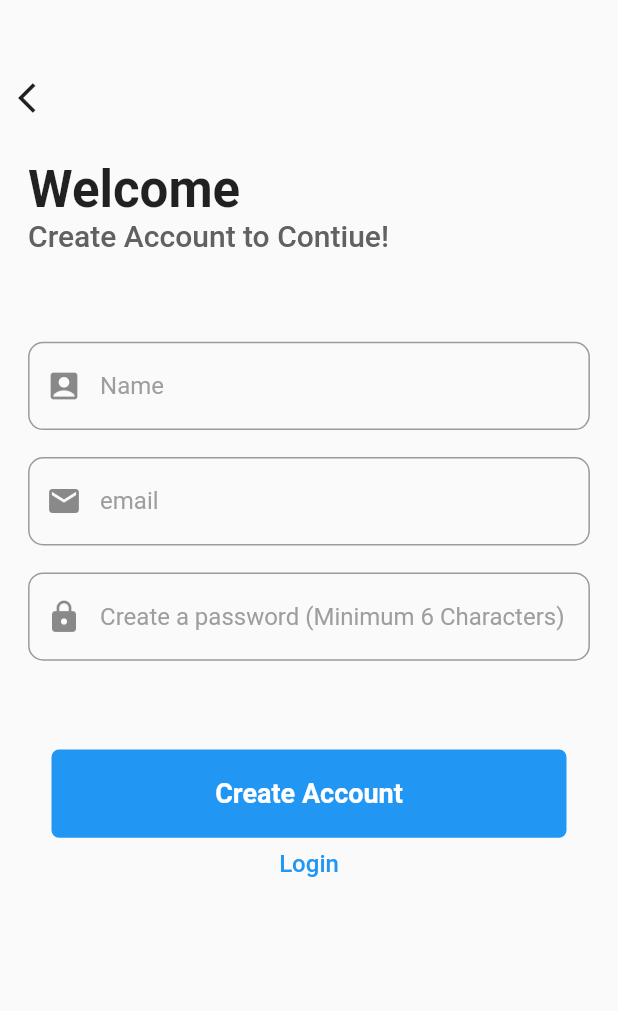
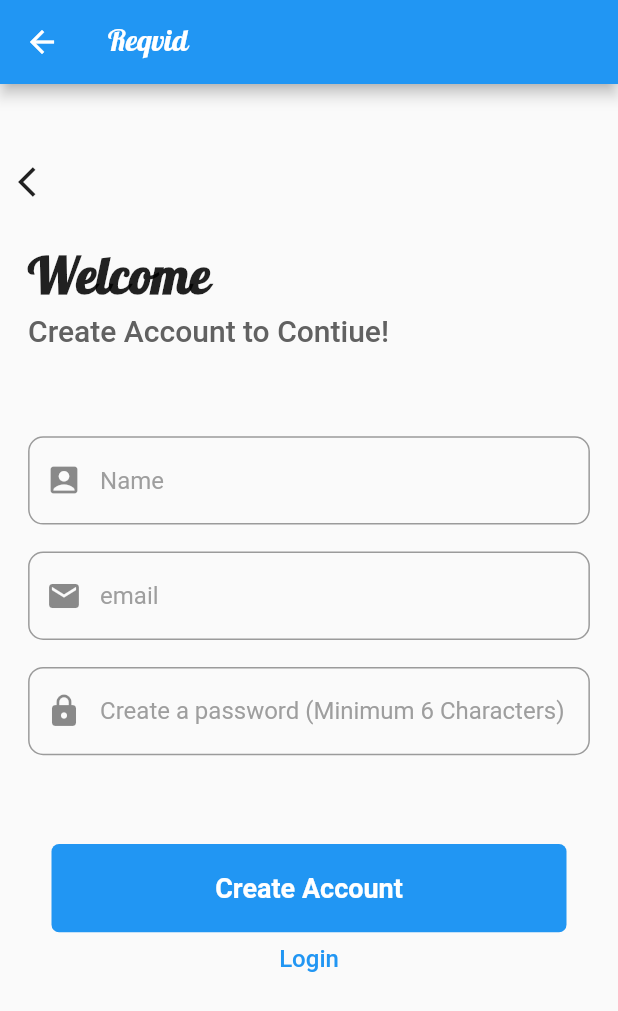
Before and after one commit to Sonas25/covi-req-repo, a Flutter app: the screen it shows after launch, after a tap on "Create Account", on a phone screen of 412 x 824 dp. Shown: the top 1011 px of the screen. Run offline on Flutter 3.47's test engine with Material 2 defaults, Android fonts, the phone set to English and light mode, and no system bars; our stand-ins replace cloud_firestore, firebase_auth, firebase_core; accounts and stored records are empty.

Commit message:
color and typeface change

```diff
--- a/lib/Screens/CreateAccount.dart
+++ b/lib/Screens/CreateAccount.dart
@@ -18,6 +18,14 @@ class _CreateAccountState extends State<CreateAccount> {
     final size = MediaQuery.of(context).size;
 
     return Scaffold(
+      appBar: AppBar(
+        title: Text(
+          "Reqvid",
+          style: TextStyle(
+            fontFamily: 'Pattaya',
+          ),
+        ),
+      ),
       body: isLoading
           ? Center(
               child: Container(
@@ -48,6 +56,7 @@ class _CreateAccountState extends State<CreateAccount> {
                       style: TextStyle(
                         fontSize: 34,
                         fontWeight: FontWeight.bold,
+                        fontFamily: 'Pattaya',
                       ),
                     ),
                   ),
@@ -127,7 +136,7 @@ class _CreateAccountState extends State<CreateAccount> {
               });
               Navigator.push(
                   context, MaterialPageRoute(builder: (_) => HomeScreen()));
-              print("Account Created Sucessfull");
+              print("Account Created Successfully");
             } else {
               print("Login Failed");
               setState(() {
--- a/lib/Screens/LoginScreen.dart
+++ b/lib/Screens/LoginScreen.dart
@@ -19,6 +19,17 @@ class _LoginScreenState extends State<LoginScreen> {
     final size = MediaQuery.of(context).size;
 
     return Scaffold(
+      backgroundColor: Colors.white60,
+      appBar: AppBar(
+        backgroundColor: Colors.grey[850],
+        centerTitle: true,
+        title: Text(
+          "Reqvid",
+          style: TextStyle(
+            fontFamily: 'Pattaya',
+          ),
+        ),
+      ),
       body: isLoading
           ? Center(
         child: Container(
@@ -49,6 +60,9 @@ class _LoginScreenState extends State<LoginScreen> {
                 style: TextStyle(
                   fontSize: 34,
                   fontWeight: FontWeight.bold,
+                  color: Colors.grey[700],
+                  letterSpacing: 2,
+                  fontFamily: 'Pattaya',
                 ),
               ),
             ),
@@ -73,24 +87,53 @@ class _LoginScreenState extends State<LoginScreen> {
                 children: [
                   TextField(
                     controller: _email,
+                    cursorColor: Colors.green[700],
                     decoration: InputDecoration(
                       hintText: "email",
-                      prefixIcon: Icon(Icons.email),
+                      border: UnderlineInputBorder(
+                        borderSide: BorderSide(
+                          color: Colors.green[700],
+                        ),
+                      ),
+                      focusedBorder: UnderlineInputBorder(
+                        borderSide: BorderSide(
+                          color: Colors.green[700],
+                        ),
+                      ),
+                      prefixIcon: Icon(
+                          Icons.email,
+                        color: Colors.grey[700],
+                      ),
                     ),
                   ),
                   SizedBox(
                     height: size.height / 15,
                   ),
                   TextField(
+                    cursorColor: Colors.green[700],
                     controller: _password,
                     obscureText: isHiddenPassword,
                     decoration: InputDecoration(
+                      border: UnderlineInputBorder(
+                        borderSide: BorderSide(
+                          color: Colors.green[700],
+                        ),
+                      ),
+                      focusedBorder: UnderlineInputBorder(
+                        borderSide: BorderSide(
+                          color: Colors.green[700],
+                        ),
+                      ),
                       hintText: "password",
-                      prefixIcon: Icon(Icons.lock),
+                      prefixIcon: Icon(
+                          Icons.lock,
+                        color: Colors.grey[700],
+                      ),
                       suffixIcon: InkWell(
                         onTap: _togglePasswordView,
                         child: Icon(
                           Icons.visibility,
+                          color: Colors.grey[700],
                         ),
                       ),
                     ),
@@ -111,7 +154,7 @@ class _LoginScreenState extends State<LoginScreen> {
               child: Text(
                 "Create Account",
                 style: TextStyle(
-                  color: Colors.blue,
+                  color: Colors.green[700],
                   fontSize: 16,
                   fontWeight: FontWeight.w500,
                 ),
@@ -133,7 +176,7 @@ class _LoginScreenState extends State<LoginScreen> {
 
           logIn(_email.text, _password.text).then((user) {
             if (user != null) {
-              print("Login Sucessfull");
+              print("Login Successful");
               setState(() {
                 isLoading = false;
               });
@@ -155,7 +198,7 @@ class _LoginScreenState extends State<LoginScreen> {
           width: size.width / 1.2,
           decoration: BoxDecoration(
             borderRadius: BorderRadius.circular(5),
-            color: Colors.blue,
+            color: Colors.green[700],
           ),
           alignment: Alignment.center,
           child: Text(
```
Also changed, not shown: lib/Screens/AmbulanceScreen.dart (+6 -1 lines), lib/Screens/HomeScreen.dart (+8 -1 lines), lib/Screens/MedicineScreen.dart (+6 -1 lines), lib/Screens/OxygenScreen.dart (+6 -1 lines), lib/Screens/PlasmaScreen.dart (+6 -1 lines), lib/Screens/TiffinScreen.dart (+6 -1 lines), pubspec.yaml (+4 -11 lines), assets/Pattaya-Regular.ttf (added).
